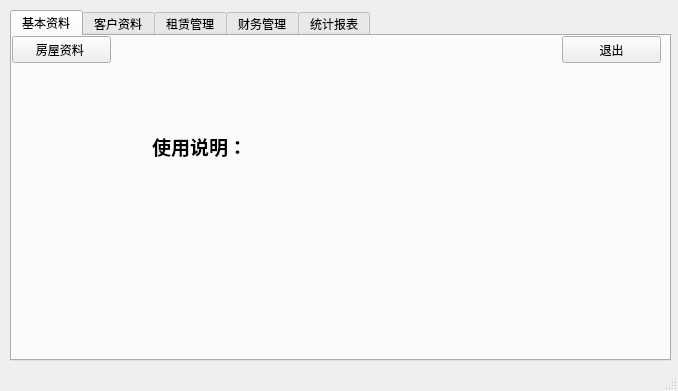
First picture: the form in mainwindow.ui, repository angeiv/house, before the edit.
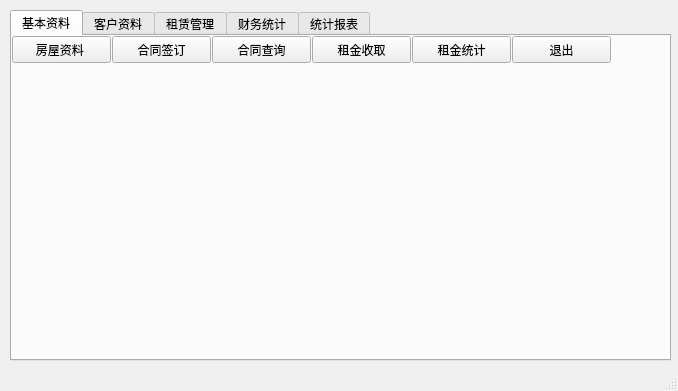
Second picture: the form after the edit.

What changed in the file:
```diff
--- a/mainwindow.ui
+++ b/mainwindow.ui
@@ -43,10 +43,62 @@
        <string>房屋资料 </string>
       </property>
      </widget>
+     <widget class="QPushButton" name="pushButton_2">
+      <property name="geometry">
+       <rect>
+        <x>100</x>
+        <y>0</y>
+        <width>99</width>
+        <height>27</height>
+       </rect>
+      </property>
+      <property name="text">
+       <string>合同签订</string>
+      </property>
+     </widget>
+     <widget class="QPushButton" name="pushButton_3">
+      <property name="geometry">
+       <rect>
+        <x>200</x>
+        <y>0</y>
+        <width>99</width>
+        <height>27</height>
+       </rect>
+      </property>
+      <property name="text">
+       <string>合同查询</string>
+      </property>
+     </widget>
+     <widget class="QPushButton" name="pushButton_4">
+      <property name="geometry">
+       <rect>
+        <x>300</x>
+        <y>0</y>
+        <width>99</width>
+        <height>27</height>
+       </rect>
+      </property>
+      <property name="text">
+       <string>租金收取</string>
+      </property>
+     </widget>
+     <widget class="QPushButton" name="pushButton_5">
+      <property name="geometry">
+       <rect>
+        <x>400</x>
+        <y>0</y>
+        <width>99</width>
+        <height>27</height>
+       </rect>
+      </property>
+      <property name="text">
+       <string>租金统计</string>
+      </property>
+     </widget>
      <widget class="QPushButton" name="btnExit">
       <property name="geometry">
        <rect>
-        <x>550</x>
+        <x>500</x>
         <y>0</y>
         <width>99</width>
         <height>27</height>
@@ -56,27 +108,6 @@
        <string>退出</string>
       </property>
      </widget>
-     <widget class="QLabel" name="label">
-      <property name="geometry">
-       <rect>
-        <x>140</x>
-        <y>80</y>
-        <width>231</width>
-        <height>61</height>
-       </rect>
-      </property>
-      <property name="font">
-       <font>
-        <family>微软雅黑</family>
-        <pointsize>14</pointsize>
-        <weight>75</weight>
-        <bold>true</bold>
-       </font>
-      </property>
-      <property name="text">
-       <string>使用说明：</string>
-      </property>
-     </widget>
     </widget>
     <widget class="QWidget" name="tab_3">
      <attribute name="title">
@@ -126,131 +157,11 @@
      <attribute name="title">
       <string>租赁管理</string>
      </attribute>
-     <widget class="QPushButton" name="btnContract">
-      <property name="geometry">
-       <rect>
-        <x>300</x>
-        <y>0</y>
-        <width>99</width>
-        <height>27</height>
-       </rect>
-      </property>
-      <property name="text">
-       <string>签订合同</string>
-      </property>
-     </widget>
-     <widget class="QPushButton" name="pushButton_3">
-      <property name="geometry">
-       <rect>
-        <x>100</x>
-        <y>0</y>
-        <width>99</width>
-        <height>27</height>
-       </rect>
-      </property>
-      <property name="text">
-       <string>预付押金</string>
-      </property>
-     </widget>
-     <widget class="QPushButton" name="btnExit_3">
-      <property name="geometry">
-       <rect>
-        <x>550</x>
-        <y>0</y>
-        <width>99</width>
-        <height>27</height>
-       </rect>
-      </property>
-      <property name="text">
-       <string>退出</string>
-      </property>
-     </widget>
-     <widget class="QPushButton" name="btnBookRentals">
-      <property name="geometry">
-       <rect>
-        <x>0</x>
-        <y>0</y>
-        <width>99</width>
-        <height>27</height>
-       </rect>
-      </property>
-      <property name="text">
-       <string>预定租房</string>
-      </property>
-     </widget>
-     <widget class="QPushButton" name="pushButton_4">
-      <property name="geometry">
-       <rect>
-        <x>200</x>
-        <y>0</y>
-        <width>99</width>
-        <height>27</height>
-       </rect>
-      </property>
-      <property name="text">
-       <string>上交房租</string>
-      </property>
-     </widget>
     </widget>
     <widget class="QWidget" name="tab_4">
      <attribute name="title">
-      <string>财务管理</string>
+      <string>财务统计</string>
      </attribute>
-     <widget class="QPushButton" name="pushButton_5">
-      <property name="geometry">
-       <rect>
-        <x>200</x>
-        <y>0</y>
-        <width>99</width>
-        <height>27</height>
-       </rect>
-      </property>
-      <property name="text">
-       <string>租金管理</string>
-      </property>
-     </widget>
-     <widget class="QPushButton" name="btnExit_4">
-      <property name="geometry">
-       <rect>
-        <x>550</x>
-        <y>0</y>
-        <width>99</width>
-        <height>27</height>
-       </rect>
-      </property>
-      <property name="text">
-       <string>退出</string>
-      </property>
-     </widget>
-     <widget class="QPushButton" name="btnReplay">
-      <property name="enabled">
-       <bool>false</bool>
-      </property>
-      <property name="geometry">
-       <rect>
-        <x>0</x>
-        <y>0</y>
-        <width>99</width>
-        <height>27</height>
-       </rect>
-      </property>
-      <property name="text">
-       <string>定金管理</string>
-      </property>
-     </widget>
-     <widget class="QPushButton" name="pushButton_10">
-      <property name="geometry">
-       <rect>
-        <x>100</x>
-        <y>0</y>
-        <width>99</width>
-        <height>27</height>
-       </rect>
-      </property>
-      <property name="text">
-       <string>押金管理</string>
-      </property>
-     </widget>
     </widget>
     <widget class="QWidget" name="tab_5">
      <attribute name="title">
```
Left out of the diff: 104 changed lines with no effect on the pictures.
